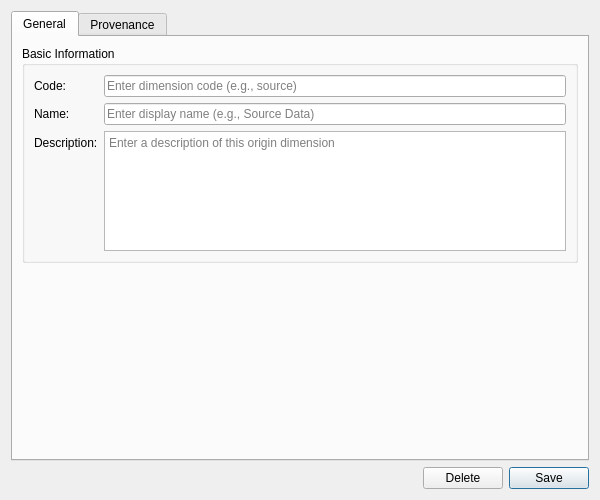
First picture: the form in projects/ores.qt/ui/OriginDimensionDetailDialog.ui, repository OreStudio/OreStudio, before the edit.
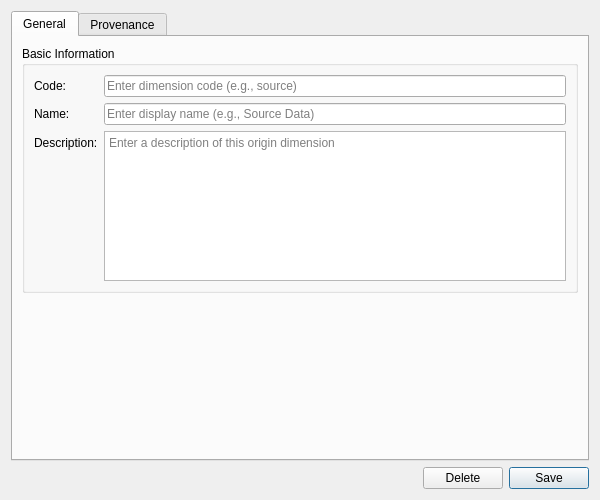
Second picture: the form after the edit. Custom widgets are drawn as their Qt base class.

```diff
--- a/projects/ores.qt/ui/OriginDimensionDetailDialog.ui
+++ b/projects/ores.qt/ui/OriginDimensionDetailDialog.ui
@@ -74,7 +74,7 @@
            </widget>
           </item>
           <item row="2" column="1">
-           <widget class="QTextEdit" name="descriptionEdit">
+           <widget class="QPlainTextEdit" name="descriptionEdit">
             <property name="minimumSize">
              <size>
               <width>0</width>
@@ -84,7 +84,7 @@
             <property name="maximumSize">
              <size>
               <width>16777215</width>
-              <height>120</height>
+              <height>150</height>
              </size>
             </property>
             <property name="placeholderText">
```
